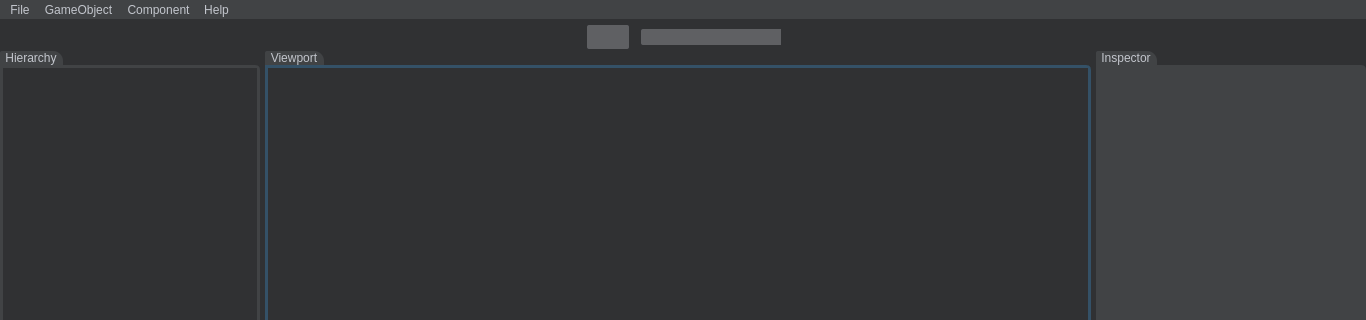
The window that Editor/editor.ui (PanosK92/SpartanEngine) describes before a commit, drawn with Qt 5; both pictures show x 0 to 1366 and y 0 to 320 of the 1366 by 768 pixel window.
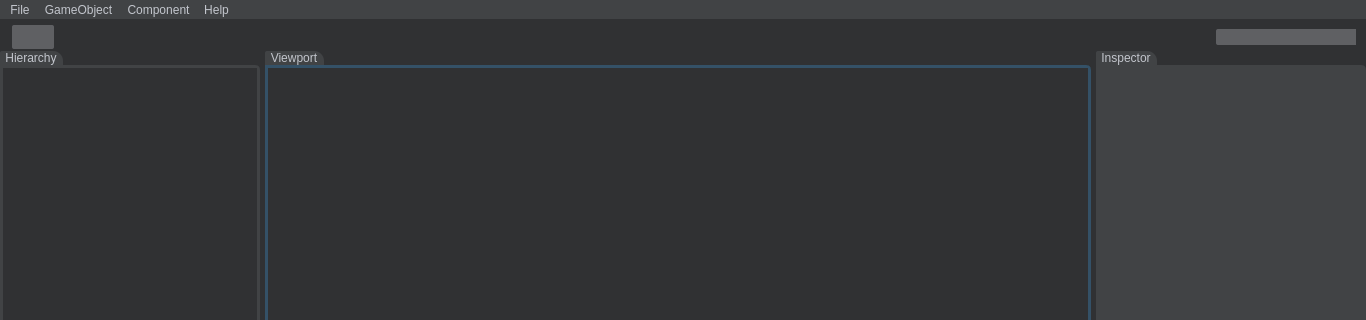
The same window after the commit. Icons and pictures are not drawn. Custom widgets are drawn as their Qt base class.

```diff
--- a/Editor/editor.ui
+++ b/Editor/editor.ui
@@ -894,9 +894,12 @@
            <property name="orientation">
             <enum>Qt::Horizontal</enum>
            </property>
+           <property name="sizeType">
+            <enum>QSizePolicy::Fixed</enum>
+           </property>
            <property name="sizeHint" stdset="0">
             <size>
-             <width>40</width>
+             <width>10</width>
              <height>20</height>
             </size>
            </property>
@@ -939,6 +942,19 @@
            </property>
           </widget>
          </item>
+         <item>
+          <spacer name="horizontalSpacer_3">
+           <property name="orientation">
+            <enum>Qt::Horizontal</enum>
+           </property>
+           <property name="sizeHint" stdset="0">
+            <size>
+             <width>40</width>
+             <height>20</height>
+            </size>
+           </property>
+          </spacer>
+         </item>
          <item>
           <widget class="QWidget" name="widgetToolBar" native="true">
            <layout class="QHBoxLayout" name="horizontalLayout_10">
@@ -969,7 +985,10 @@
             <bool>false</bool>
            </property>
            <property name="currentText">
-            <string comment="Debug Flags"/>
+            <string/>
+           </property>
+           <property name="currentIndex">
+            <number>-1</number>
            </property>
            <property name="sizeAdjustPolicy">
             <enum>QComboBox::AdjustToContents</enum>
@@ -984,9 +1003,12 @@
            <property name="orientation">
             <enum>Qt::Horizontal</enum>
            </property>
+           <property name="sizeType">
+            <enum>QSizePolicy::Fixed</enum>
+           </property>
            <property name="sizeHint" stdset="0">
             <size>
-             <width>40</width>
+             <width>10</width>
              <height>20</height>
             </size>
            </property>
```
Left out of the diff: 3 changed lines with no effect on the pictures.
